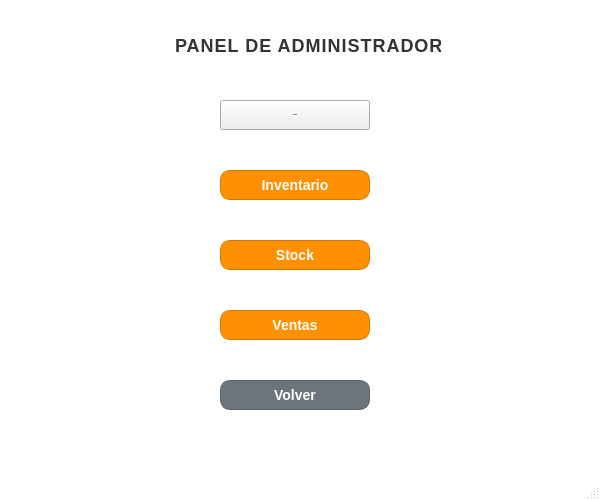
Old version of the form gui/admin.ui in the repository UTN-BDA-2026/repositorio-grupo-BCCG.
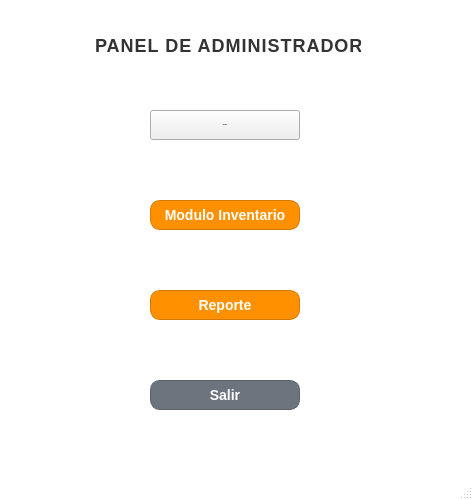
New version of the form.

Commit message: modifique logica de botones del panel principal del administrador

Diff of the .ui file:
```diff
--- a/gui/admin.ui
+++ b/gui/admin.ui
@@ -6,7 +6,7 @@
    <rect>
     <x>0</x>
     <y>0</y>
-    <width>600</width>
+    <width>473</width>
     <height>500</height>
    </rect>
   </property>
@@ -114,7 +114,7 @@
    <widget class="QLabel" name="label">
     <property name="geometry">
      <rect>
-      <x>170</x>
+      <x>90</x>
       <y>30</y>
       <width>271</width>
       <height>41</height>
@@ -123,7 +123,6 @@
     <property name="font">
      <font>
       <pointsize>-1</pointsize>
-      <weight>75</weight>
       <bold>true</bold>
      </font>
     </property>
@@ -140,8 +139,8 @@
    <widget class="QPushButton" name="btnUsuarios">
     <property name="geometry">
      <rect>
-      <x>220</x>
-      <y>100</y>
+      <x>150</x>
+      <y>110</y>
       <width>150</width>
       <height>30</height>
      </rect>
@@ -149,7 +148,6 @@
     <property name="font">
      <font>
       <pointsize>-1</pointsize>
-      <weight>75</weight>
       <bold>true</bold>
      </font>
     </property>
@@ -178,8 +176,8 @@
    <widget class="QPushButton" name="btnProductos">
     <property name="geometry">
      <rect>
-      <x>220</x>
-      <y>170</y>
+      <x>150</x>
+      <y>200</y>
       <width>150</width>
       <height>30</height>
      </rect>
@@ -203,14 +201,14 @@
 }</string>
     </property>
     <property name="text">
-     <string>Inventario</string>
+     <string>Modulo Inventario</string>
     </property>
    </widget>
    <widget class="QPushButton" name="btnStock">
     <property name="geometry">
      <rect>
-      <x>220</x>
-      <y>240</y>
+      <x>150</x>
+      <y>290</y>
       <width>150</width>
       <height>30</height>
      </rect>
@@ -234,44 +232,13 @@
 }</string>
     </property>
     <property name="text">
-     <string>Stock</string>
-    </property>
-   </widget>
-   <widget class="QPushButton" name="btnVentas">
-    <property name="geometry">
-     <rect>
-      <x>220</x>
-      <y>310</y>
-      <width>150</width>
-      <height>30</height>
-     </rect>
-    </property>
-    <property name="styleSheet">
-     <string notr="true">QPushButton {
-    background-color: #FF9100;
-    color: white;
-    border-radius: 10px;
-    font-weight: bold;
-    font-size: 14px;
-    border: 1px solid #D47900;
-}
-
-QPushButton:hover {
-    background-color: #E68200;
-}
-
-QPushButton:pressed {
-    background-color: #CC7400;
-}</string>
-    </property>
-    <property name="text">
-     <string>Ventas</string>
+     <string>Reporte</string>
     </property>
    </widget>
    <widget class="QPushButton" name="btnVolver">
     <property name="geometry">
      <rect>
-      <x>220</x>
+      <x>150</x>
       <y>380</y>
       <width>150</width>
       <height>30</height>
@@ -296,7 +263,7 @@
 }</string>
     </property>
     <property name="text">
-     <string>Volver</string>
+     <string>Salir</string>
     </property>
    </widget>
   </widget>
```
Left out of the diff: 8 changed lines with no effect on the pictures. The commit also changes 1 other file.
